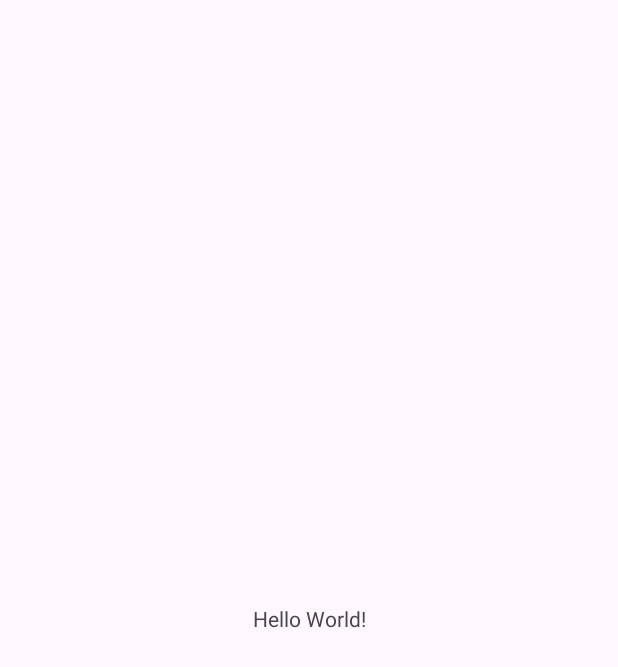
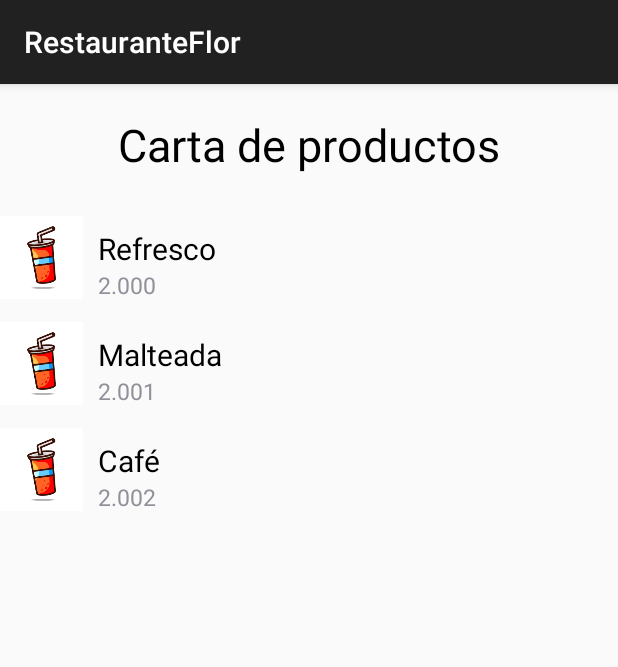
Before and after one commit to LMGP2002/Taller---RecyclerView-SQLite, an Android app: the screen it shows after launch (MainActivity), on a phone screen of 412 x 824 dp. Before the commit the part shown is almost empty. Shown: the top 667 px of the screen. Run offline under Robolectric (Android 15) with nearby library versions, the light colour scheme and no system bars.

Commit message:
Creación de las clases e interfaz necesaria para el RecyclerView

```diff
--- a/app/src/main/java/com/example/restauranteventas/MainActivity.java
+++ b/app/src/main/java/com/example/restauranteventas/MainActivity.java
@@ -7,18 +7,27 @@ import androidx.appcompat.app.AppCompatActivity;
 import androidx.core.graphics.Insets;
 import androidx.core.view.ViewCompat;
 import androidx.core.view.WindowInsetsCompat;
+import androidx.recyclerview.widget.LinearLayoutManager;
+import androidx.recyclerview.widget.RecyclerView;
+
+import java.util.ArrayList;
 
 public class MainActivity extends AppCompatActivity {
-
+    RecyclerView rcvVista;
     @Override
     protected void onCreate(Bundle savedInstanceState) {
         super.onCreate(savedInstanceState);
-        EdgeToEdge.enable(this);
         setContentView(R.layout.activity_main);
-        ViewCompat.setOnApplyWindowInsetsListener(findViewById(R.id.main), (v, insets) -> {
-            Insets systemBars = insets.getInsets(WindowInsetsCompat.Type.systemBars());
-            v.setPadding(systemBars.left, systemBars.top, systemBars.right, systemBars.bottom);
-            return insets;
-        });
+
+        ArrayList<ProductosItems> alItems = new ArrayList<>();
+        alItems.add(new ProductosItems("Refresco", "2.000", R.drawable.bebida));
+        alItems.add(new ProductosItems("Malteada", "2.001", R.drawable.bebida));
+        alItems.add(new ProductosItems("Café", "2.002", R.drawable.bebida));
+
+        //Activación de reyclerview y asignación del adaapter
+        rcvVista = findViewById(R.id.recyclerView);
+        rcvVista.setLayoutManager(new LinearLayoutManager(this));
+        rcvVista.setAdapter(new MyAdapter(alItems, getApplicationContext()));
+
     }
 }
--- /dev/null
+++ b/app/src/main/java/com/example/restauranteventas/MyAdapter.java
@@ -0,0 +1,58 @@
+package com.example.restauranteventas;
+
+import android.content.Context;
+import android.view.LayoutInflater;
+import android.view.ViewGroup;
+
+import androidx.annotation.NonNull;
+import androidx.recyclerview.widget.RecyclerView;
+
+import java.util.List;
+
+public class MyAdapter extends RecyclerView.Adapter<MyViewHolder>{
+    private List<ProductosItems> listaItems;
+    private Context context;
+
+    public MyAdapter(List<ProductosItems> listaItems, Context context) {
+        this.listaItems = listaItems;
+        this.context = context;
+    }
+
+    public List<ProductosItems> getListaItems() {
+        return listaItems;
+    }
+
+    public void setListaItems(List<ProductosItems> listaItems) {
+        this.listaItems = listaItems;
+    }
+
+    public Context getContext() {
+        return context;
+    }
+
+    public void setContext(Context context) {
+        this.context = context;
+    }
+
+    @NonNull
+    @Override
+    public MyViewHolder onCreateViewHolder(@NonNull ViewGroup parent, int viewType) {
+        //Inflación o haciendo visible el layout por cada registro
+        return new MyViewHolder(LayoutInflater.from(context).inflate(
+                R.layout.productos_items_layout, parent,false));
+    }
+
+    @Override
+    public void onBindViewHolder(@NonNull MyViewHolder holder, int position) {
+        //Relación de elementos del layout con la lista
+        holder.txtNombre.setText(listaItems.get(position).getNombre());
+        holder.txtPrecio.setText(listaItems.get(position).getPrecio());
+        holder.imgFoto.setImageResource(listaItems.get(position).getImagen());
+    }
+
+    @Override
+    public int getItemCount() {
+        return listaItems.size();
+    }
+
+}
--- /dev/null
+++ b/app/src/main/java/com/example/restauranteventas/MyViewHolder.java
@@ -0,0 +1,23 @@
+package com.example.restauranteventas;
+
+import android.view.View;
+import android.widget.ImageView;
+import android.widget.TextView;
+
+import androidx.annotation.NonNull;
+import androidx.recyclerview.widget.RecyclerView;
+
+public class MyViewHolder extends RecyclerView.ViewHolder{
+    TextView txtNombre, txtPrecio;
+    ImageView imgFoto;
+    public MyViewHolder(@NonNull View itemView) {
+        super(itemView);
+
+        //Relación con elementos del layout
+        txtNombre = itemView.findViewById(R.id.txtNombre);
+        txtPrecio = itemView.findViewById(R.id.txtPrecio);
+        imgFoto = itemView.findViewById(R.id.imgFoto);
+
+    }
+
+}
--- /dev/null
+++ b/app/src/main/java/com/example/restauranteventas/ProductosItems.java
@@ -0,0 +1,38 @@
+package com.example.restauranteventas;
+
+public class ProductosItems {
+
+    private String nombre;
+    private String precio;
+    private Integer imagen;
+
+    public ProductosItems(String nombre, String precio, Integer imagen) {
+        this.nombre = nombre;
+        this.precio = precio;
+        this.imagen = imagen;
+    }
+
+    public String getNombre() {
+        return nombre;
+    }
+
+    public void setNombre(String nombre) {
+        this.nombre = nombre;
+    }
+
+    public String getPrecio() {
+        return precio;
+    }
+
+    public void setPrecio(String precio) {
+        this.precio = precio;
+    }
+
+    public Integer getImagen() {
+        return imagen;
+    }
+
+    public void setImagen(Integer imagen) {
+        this.imagen = imagen;
+    }
+}
--- a/app/src/main/res/layout/activity_main.xml
+++ b/app/src/main/res/layout/activity_main.xml
@@ -1,19 +1,22 @@
 <?xml version="1.0" encoding="utf-8"?>
-<androidx.constraintlayout.widget.ConstraintLayout xmlns:android="http://schemas.android.com/apk/res/android"
-    xmlns:app="http://schemas.android.com/apk/res-auto"
-    xmlns:tools="http://schemas.android.com/tools"
-    android:id="@+id/main"
+<LinearLayout xmlns:android="http://schemas.android.com/apk/res/android"
     android:layout_width="match_parent"
     android:layout_height="match_parent"
-    tools:context=".MainActivity">
+    android:orientation="vertical">
 
     <TextView
-        android:layout_width="wrap_content"
+        android:id="@+id/textView"
+        android:layout_width="match_parent"
         android:layout_height="wrap_content"
-        android:text="Hello World!"
-        app:layout_constraintBottom_toBottomOf="parent"
-        app:layout_constraintEnd_toEndOf="parent"
-        app:layout_constraintStart_toStartOf="parent"
-        app:layout_constraintTop_toTopOf="parent" />
+        android:text="Carta de productos"
+        android:textSize="30dp"
+        android:textColor="@color/black"
+        android:gravity="center"
+        android:layout_margin="20dp"
+        />
 
-</androidx.constraintlayout.widget.ConstraintLayout>
+    <androidx.recyclerview.widget.RecyclerView
+        android:id="@+id/recyclerView"
+        android:layout_width="match_parent"
+        android:layout_height="wrap_content" />
+</LinearLayout>
--- /dev/null
+++ b/app/src/main/res/layout/productos_items_layout.xml
@@ -0,0 +1,35 @@
+<?xml version="1.0" encoding="utf-8"?>
+<RelativeLayout xmlns:android="http://schemas.android.com/apk/res/android"
+    android:layout_width="match_parent"
+    android:layout_height="wrap_content">
+    <ImageView
+        android:id="@+id/imgFoto"
+        android:layout_marginTop="15dp"
+        android:layout_width="55dp"
+        android:layout_height="55dp"
+        android:layout_marginRight="10dp"
+        android:layout_centerVertical="true"/>
+
+    <TextView
+        android:id="@+id/txtNombre"
+        android:layout_marginTop="15dp"
+        android:layout_width="match_parent"
+        android:layout_height="wrap_content"
+        android:layout_toEndOf="@+id/imgFoto"
+        android:textColor="@color/black"
+        android:hint="Nombre"
+        android:textSize="20sp"></TextView>
+
+    <TextView
+        android:id="@+id/txtPrecio"
+        android:layout_width="match_parent"
+        android:layout_height="wrap_content"
+        android:hint="Precio"
+        android:layout_toEndOf="@id/imgFoto"
+        android:layout_below="@id/txtNombre"
+        android:textSize="15sp"
+        ></TextView>
+
+
+
+</RelativeLayout>
--- a/app/src/main/res/values/strings.xml
+++ b/app/src/main/res/values/strings.xml
@@ -1,3 +1,3 @@
 <resources>
-    <string name="app_name">RestauranteVentas</string>
+    <string name="app_name">RestauranteFlor</string>
 </resources>
--- a/app/src/main/res/values/themes.xml
+++ b/app/src/main/res/values/themes.xml
@@ -1,6 +1,6 @@
 <resources xmlns:tools="http://schemas.android.com/tools">
     <!-- Base application theme. -->
-    <style name="Base.Theme.RestauranteVentas" parent="Theme.Material3.DayNight.NoActionBar">
+    <style name="Base.Theme.RestauranteVentas" parent="Theme.AppCompat.DayNight.DarkActionBar">
         <!-- Customize your light theme here. -->
         <!-- <item name="colorPrimary">@color/my_light_primary</item> -->
     </style>
```
Also changed, not shown: app/src/main/res/drawable/bebida.png (added).
